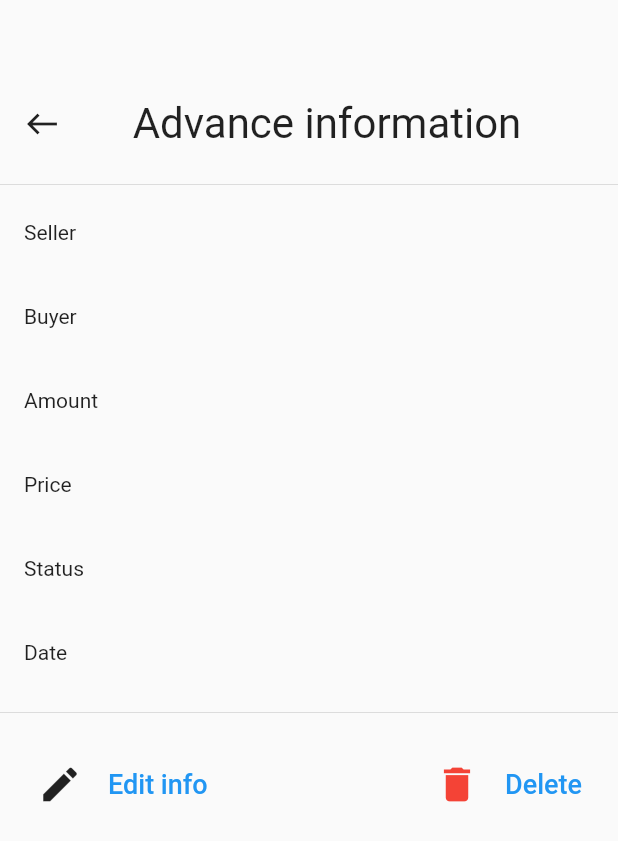
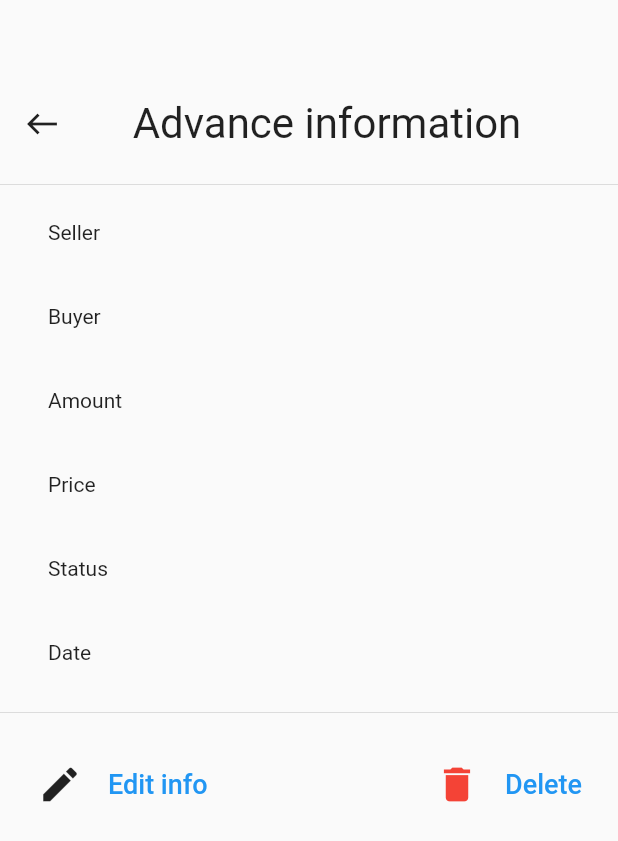
Before and after one commit to jayvibespro/stock-manager-flutter-app-, a Flutter app: the AdvanceDetailsPage screen opened directly with empty values, on a phone screen of 412 x 824 dp. Shown: the top 841 px of the screen. Run offline on Flutter 3.47's test engine with Material 2 defaults, Android fonts, the phone set to English and light mode, and no system bars; our stand-ins replace cloud_firestore, firebase_auth, firebase_core, get, image_picker; accounts and stored records are empty; network calls fail.

Commit message:
fixing some firebase queries and adding some button functionalities

```diff
--- a/lib/models/machine_model.dart
+++ b/lib/models/machine_model.dart
@@ -6,12 +6,14 @@ class MachineModel {
   String fullName;
   String kg;
   String date;
+  bool isDone;
 
   MachineModel({
     required this.id,
     required this.kg,
     required this.userId,
     required this.date,
+    required this.isDone,
     required this.fullName,
   });
 
@@ -19,6 +21,7 @@ class MachineModel {
       {required DocumentSnapshot<Map<String, dynamic>> doc}) {
     return MachineModel(
       userId: doc.data()!['user_id'],
+      isDone: doc.data()!['isDone'],
       id: doc.id,
       kg: doc.data()!['kg'],
       date: doc.data()!['date'],
--- a/lib/view/pages/drawer_pages/advance_pages/advance_details_page.dart
+++ b/lib/view/pages/drawer_pages/advance_pages/advance_details_page.dart
@@ -79,29 +79,47 @@ class _AdvanceDetailsPageState extends State<AdvanceDetailsPage> {
             ),
           ),
           const Divider(),
-          ListTile(
+          Padding(
+            padding: const EdgeInsets.symmetric(horizontal: 16, vertical: 0),
+            child: ListTile(
               leading: const Text("Seller"),
               trailing: Text("${widget.advanceData?.seller}"),
             ),
-          ListTile(
+          ),
+          Padding(
+            padding: const EdgeInsets.symmetric(horizontal: 16, vertical: 0),
+            child: ListTile(
               leading: const Text("Buyer"),
               trailing: Text("${widget.advanceData?.buyer}"),
             ),
-          ListTile(
+          ),
+          Padding(
+            padding: const EdgeInsets.symmetric(horizontal: 16, vertical: 0),
+            child: ListTile(
               leading: const Text("Amount"),
               trailing: Text("${widget.advanceData?.amountPaid}"),
             ),
-          ListTile(
+          ),
+          Padding(
+            padding: const EdgeInsets.symmetric(horizontal: 16, vertical: 0),
+            child: ListTile(
               leading: const Text("Price"),
               trailing: Text("${widget.advanceData?.price}"),
             ),
-          ListTile(
+          ),
+          Padding(
+            padding: const EdgeInsets.symmetric(horizontal: 16, vertical: 0),
+            child: ListTile(
               leading: const Text("Status"),
               trailing: Text("${widget.advanceData?.status}"),
             ),
-          ListTile(
+          ),
+          Padding(
+            padding: const EdgeInsets.symmetric(horizontal: 16, vertical: 0),
+            child: ListTile(
               leading: const Text("Date"),
               trailing: Text("${widget.advanceData?.date}"),
+            ),
           ),
           const Divider(),
           Padding(
--- a/lib/view/pages/drawer_pages/advance_pages/advance_page.dart
+++ b/lib/view/pages/drawer_pages/advance_pages/advance_page.dart
@@ -173,7 +173,7 @@ class _AdvancePageState extends State<AdvancePage> {
   }
 
   addAdvanceBottomSheets(context) {
-    var timestamp = DateTime.now();
+    var timestamp = FieldValue.serverTimestamp();
 
     return showModalBottomSheet(
         backgroundColor: Colors.transparent,
--- a/lib/view/pages/drawer_pages/stock_pages/stock_page.dart
+++ b/lib/view/pages/drawer_pages/stock_pages/stock_page.dart
@@ -146,6 +146,7 @@ class _StockPageState extends State<StockPage> {
                               },
                               icon: const Icon(
                                 Icons.arrow_forward_ios,
+                                size: 12,
                               ),
                             ),
                           ],
--- a/pubspec.yaml
+++ b/pubspec.yaml
@@ -24,6 +24,7 @@ dependencies:
   pattern_formatter: ^2.0.0
   vibration: ^1.7.3
   modal_progress_hud: ^0.1.3
+  grouped_list: ^4.2.0
 
 
 dev_dependencies:
```
Also changed, not shown: lib/view/pages/drawer_pages/machine_page.dart (+125 -90 lines), lib/view/pages/system_app_pages/login_page.dart (+0 -7 lines), lib/view/pages/system_app_pages/registration_page.dart (+0 -7 lines), pubspec.lock. Lines whose indentation alone changed are shown as unchanged.
